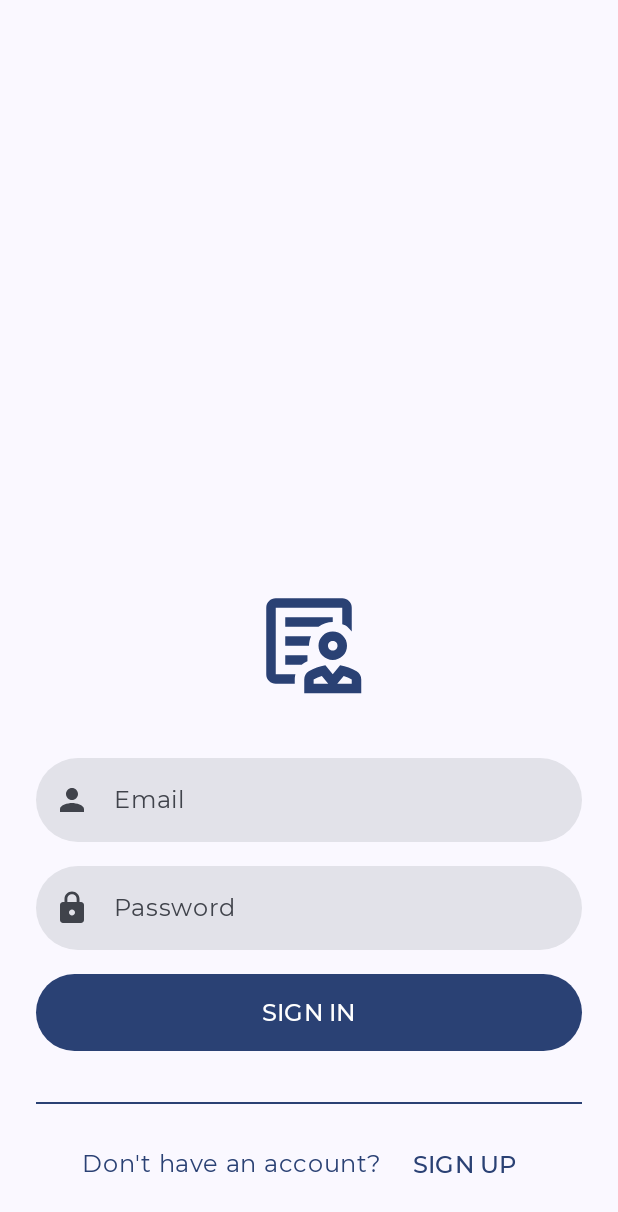
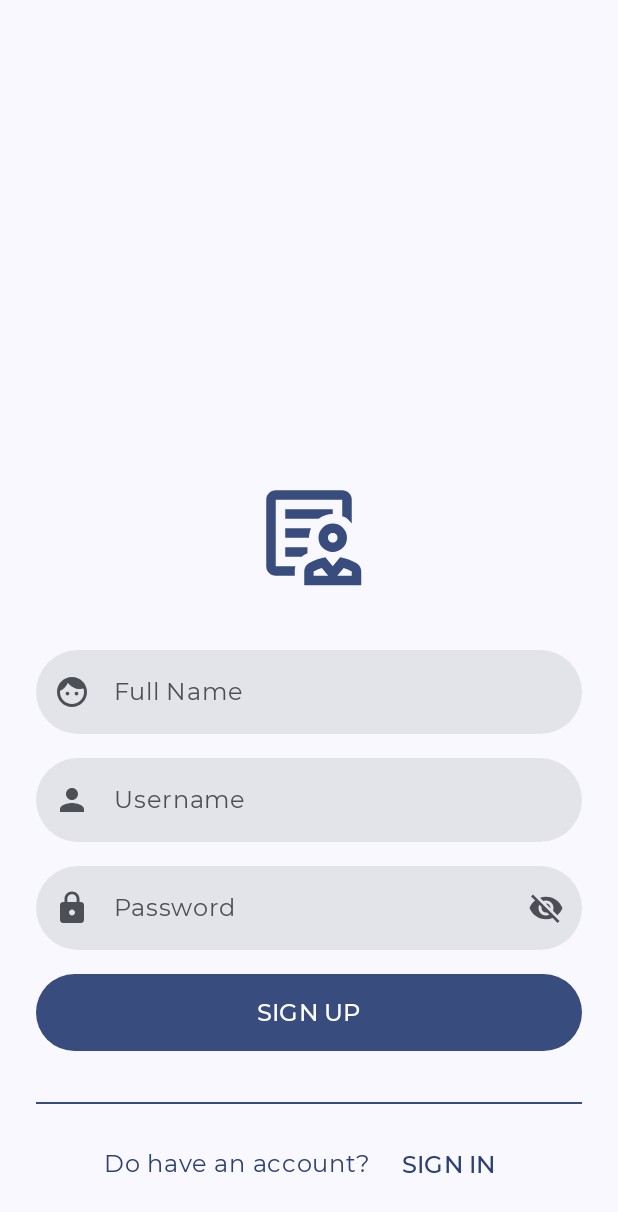
Before and after one commit to MayorBee404/PartnerNotesApps, an Android app built with Jetpack Compose: the screen it shows after launch (MainActivity), after a tap on "SIGN UP", on a phone screen of 412 x 824 dp. Shown: the top 1212 px of the screen. Run offline under Robolectric (Android 15) with nearby library versions, the phone set to English and light mode, and no system bars.

Commit message:
implement textfield component

```diff
--- a/app/src/main/java/com/dbadeveloper/partnernotesapps/navigation/SetupNavGraph.kt
+++ b/app/src/main/java/com/dbadeveloper/partnernotesapps/navigation/SetupNavGraph.kt
@@ -5,6 +5,8 @@ import androidx.navigation.NavHostController
 import androidx.navigation.compose.NavHost
 import androidx.navigation.compose.composable
 import com.dbadeveloper.partnernotesapps.ui.login.LoginScreen
+import com.dbadeveloper.partnernotesapps.ui.register.Register
+import com.dbadeveloper.partnernotesapps.ui.register.RegisterScreen
 import com.dbadeveloper.partnernotesapps.ui.splash.AnimatedSplashScreen
 
 @Composable
@@ -20,5 +22,9 @@ fun SetupNavGraph(navHostController: NavHostController) {
         composable(route = Screen.Login.route) {
             LoginScreen(navHostController = navHostController)
         }
+
+        composable(route = Screen.Register.route) {
+            RegisterScreen(navHostController = navHostController)
+        }
     }
 }
--- a/app/src/main/java/com/dbadeveloper/partnernotesapps/ui/component/InputType.kt
+++ b/app/src/main/java/com/dbadeveloper/partnernotesapps/ui/component/InputType.kt
@@ -2,6 +2,7 @@ package com.dbadeveloper.partnernotesapps.ui.component
 
 import androidx.compose.foundation.text.KeyboardOptions
 import androidx.compose.material.icons.Icons
+import androidx.compose.material.icons.filled.Face
 import androidx.compose.material.icons.filled.Lock
 import androidx.compose.material.icons.filled.Person
 import androidx.compose.ui.graphics.vector.ImageVector
@@ -17,13 +18,13 @@ sealed class InputType (
     val visualTransformation: VisualTransformation
 ){
     object Name: InputType(
-        label = "Name",
-        icon = Icons.Default.Person,
+        label = "Full Name",
+        icon = Icons.Default.Face,
         keyboardOptions = KeyboardOptions(imeAction = ImeAction.Next),
         visualTransformation = VisualTransformation.None
     )
-    object Email: InputType(
-        label = "Email",
+    object Username: InputType(
+        label = "Username",
         icon = Icons.Default.Person,
         keyboardOptions = KeyboardOptions(imeAction = ImeAction.Next),
         visualTransformation = VisualTransformation.None)
@@ -34,7 +35,7 @@ sealed class InputType (
         keyboardOptions = KeyboardOptions(
             imeAction = ImeAction.Done,
             keyboardType = KeyboardType.Password),
-        visualTransformation = PasswordVisualTransformation()
+        visualTransformation = PasswordVisualTransformation(),
     )
 
 }
--- /dev/null
+++ b/app/src/main/java/com/dbadeveloper/partnernotesapps/ui/component/TextInput.kt
@@ -0,0 +1,105 @@
+package com.dbadeveloper.partnernotesapps.ui.component
+
+import androidx.compose.foundation.layout.fillMaxWidth
+import androidx.compose.foundation.shape.RoundedCornerShape
+import androidx.compose.material.icons.Icons
+import androidx.compose.material.icons.filled.Visibility
+import androidx.compose.material.icons.filled.VisibilityOff
+import androidx.compose.material3.ExperimentalMaterial3Api
+import androidx.compose.material3.Icon
+import androidx.compose.material3.IconButton
+import androidx.compose.material3.Text
+import androidx.compose.material3.TextField
+import androidx.compose.material3.TextFieldDefaults
+import androidx.compose.runtime.Composable
+import androidx.compose.runtime.getValue
+import androidx.compose.runtime.mutableStateOf
+import androidx.compose.runtime.remember
+import androidx.compose.runtime.setValue
+import androidx.compose.ui.Modifier
+import androidx.compose.ui.draw.alpha
+import androidx.compose.ui.graphics.Color
+import androidx.compose.ui.text.input.PasswordVisualTransformation
+import androidx.compose.ui.text.input.VisualTransformation
+import androidx.compose.ui.unit.dp
+
+@OptIn(ExperimentalMaterial3Api::class)
+@Composable
+fun TextInput(inputType: InputType, alpha: Float) {
+    var value : String by remember { mutableStateOf("") }
+    TextField(
+        value = value,
+        onValueChange = { value = it},
+        modifier = Modifier
+            .fillMaxWidth()
+            .alpha(alpha = alpha),
+        leadingIcon = {
+            Icon(imageVector = inputType.icon,
+                contentDescription = inputType.label
+            )
+        },
+        label = {
+            Text(text = inputType.label)
+        },
+        colors = TextFieldDefaults.textFieldColors(
+            focusedIndicatorColor = Color.Transparent,
+            unfocusedIndicatorColor = Color.Transparent,
+        ),
+        shape = RoundedCornerShape(50.dp),
+        singleLine = true,
+        keyboardOptions = inputType.keyboardOptions,
+        visualTransformation = inputType.visualTransformation
+    )
+}
+
+@OptIn(ExperimentalMaterial3Api::class)
+@Composable
+fun TextInputPassword(inputType: InputType, alpha: Float) {
+    var value : String by remember { mutableStateOf("") }
+    var showPassword by remember { mutableStateOf(false) }
+    TextField(
+        value = value,
+        onValueChange = { value = it},
+        modifier = Modifier
+            .fillMaxWidth()
+            .alpha(alpha = alpha),
+        leadingIcon = {
+            Icon(imageVector = inputType.icon,
+                contentDescription = inputType.label
+            )
+        },
+        trailingIcon = {
+            if (showPassword) {
+                IconButton(onClick = { showPassword = false }) {
+                    Icon(
+                        imageVector = Icons.Filled.Visibility,
+                        contentDescription = "hide_password"
+                    )
+                }
+            } else {
+                IconButton(
+                    onClick = { showPassword = true }) {
+                    Icon(
+                        imageVector = Icons.Filled.VisibilityOff,
+                        contentDescription = "hide_password"
+                    )
+                }
+            }
+        },
+        visualTransformation = if (showPassword) {
+            VisualTransformation.None
+        } else {
+            PasswordVisualTransformation()
+        },
+        label = {
+            Text(text = inputType.label)
+        },
+        colors = TextFieldDefaults.textFieldColors(
+            focusedIndicatorColor = Color.Transparent,
+            unfocusedIndicatorColor = Color.Transparent,
+        ),
+        shape = RoundedCornerShape(50.dp),
+        singleLine = true,
+        keyboardOptions = inputType.keyboardOptions,
+    )
+}
--- a/app/src/main/java/com/dbadeveloper/partnernotesapps/ui/login/LoginScreen.kt
+++ b/app/src/main/java/com/dbadeveloper/partnernotesapps/ui/login/LoginScreen.kt
@@ -10,17 +10,13 @@ import androidx.compose.foundation.layout.fillMaxSize
 import androidx.compose.foundation.layout.fillMaxWidth
 import androidx.compose.foundation.layout.padding
 import androidx.compose.foundation.layout.size
-import androidx.compose.foundation.shape.RoundedCornerShape
 import androidx.compose.material3.Button
 import androidx.compose.material3.Divider
-import androidx.compose.material3.ExperimentalMaterial3Api
 import androidx.compose.material3.Icon
 import androidx.compose.material3.MaterialTheme
 import androidx.compose.material3.Surface
 import androidx.compose.material3.Text
 import androidx.compose.material3.TextButton
-import androidx.compose.material3.TextField
-import androidx.compose.material3.TextFieldDefaults
 import androidx.compose.runtime.Composable
 import androidx.compose.runtime.LaunchedEffect
 import androidx.compose.runtime.getValue
@@ -30,14 +26,17 @@ import androidx.compose.runtime.setValue
 import androidx.compose.ui.Alignment
 import androidx.compose.ui.Modifier
 import androidx.compose.ui.draw.alpha
-import androidx.compose.ui.graphics.Color
 import androidx.compose.ui.res.painterResource
 import androidx.compose.ui.res.stringResource
 import androidx.compose.ui.tooling.preview.Preview
 import androidx.compose.ui.unit.dp
 import androidx.navigation.NavHostController
+import androidx.navigation.compose.rememberNavController
 import com.dbadeveloper.partnernotesapps.R
+import com.dbadeveloper.partnernotesapps.navigation.Screen
 import com.dbadeveloper.partnernotesapps.ui.component.InputType
+import com.dbadeveloper.partnernotesapps.ui.component.TextInput
+import com.dbadeveloper.partnernotesapps.ui.component.TextInputPassword
 import com.dbadeveloper.partnernotesapps.ui.theme.PartnerNotesAppsTheme
 import kotlinx.coroutines.delay
 
@@ -55,11 +54,11 @@ fun LoginScreen(navHostController: NavHostController) {
         delay(3000)
     }
 
-    Login(alphaAnimation.value)
+    Login(alphaAnimation.value, navHostController)
+
 }
-
 @Composable
-fun Login(alpha: Float) {
+fun Login (alpha: Float, navHostController: NavHostController) {
     Column(
         modifier = Modifier
             .padding(24.dp)
@@ -76,8 +75,8 @@ fun Login(alpha: Float) {
             contentDescription = stringResource(id = R.string.logo_content_description),
             tint = MaterialTheme.colorScheme.primary,
         )
-        TextInput(InputType.Email, alpha)
-        TextInput(InputType.Password, alpha)
+        TextInput(InputType.Username, alpha)
+        TextInputPassword(InputType.Password, alpha)
         Button(
             onClick = { /*TODO*/ },
             modifier = Modifier
@@ -95,7 +94,8 @@ fun Login(alpha: Float) {
             thickness = 1.dp,
             modifier = Modifier
                 .padding(
-                top = 18.dp,)
+                    top = 18.dp,
+                )
                 .alpha(alpha = alpha)
         )
         Row(verticalAlignment = Alignment.CenterVertically) {
@@ -104,7 +104,7 @@ fun Login(alpha: Float) {
                 modifier = Modifier.padding(end = 8.dp),
                 color = MaterialTheme.colorScheme.primary,
             )
-            TextButton(onClick = { /*TODO*/ }) {
+            TextButton(onClick = { navHostController.navigate(Screen.Register.route) }) {
                 Text(
                     text = "SIGN UP",
                     style = MaterialTheme.typography.titleMedium
@@ -115,29 +115,7 @@ fun Login(alpha: Float) {
     }
 }
 
-@OptIn(ExperimentalMaterial3Api::class)
-@Composable
-fun TextInput(inputType: InputType, alpha: Float) {
-    var value : String by remember { mutableStateOf("") }
-    TextField(
-        value = value,
-        onValueChange = { value = it},
-        modifier = Modifier
-            .fillMaxWidth()
-            .alpha(alpha = alpha),
-        leadingIcon = {
-            Icon(imageVector = inputType.icon,
-                contentDescription = inputType.label
-            )},
-        label = {
-            Text(text = inputType.label)},
-        colors = TextFieldDefaults.textFieldColors(
-        focusedIndicatorColor = Color.Transparent,
-        unfocusedIndicatorColor = Color.Transparent,
-    ),
-        shape = RoundedCornerShape(50.dp),
-    )
-}
+
 
 @Preview(name = "Light", uiMode = Configuration.UI_MODE_NIGHT_NO)
 @Preview(name = "Dark", uiMode = Configuration.UI_MODE_NIGHT_YES)
@@ -145,7 +123,10 @@ fun TextInput(inputType: InputType, alpha: Float) {
 fun LoginScreenPreview() {
     PartnerNotesAppsTheme {
         Surface{
-            Login(alpha = 1f)
+            Login(
+                alpha = 1f,
+                navHostController = rememberNavController()
+            )
         }
     }
 }
--- a/app/src/main/java/com/dbadeveloper/partnernotesapps/ui/register/RegisterScreen.kt
+++ b/app/src/main/java/com/dbadeveloper/partnernotesapps/ui/register/RegisterScreen.kt
@@ -1,5 +1,8 @@
 package com.dbadeveloper.partnernotesapps.ui.register
 
+import android.content.res.Configuration
+import androidx.compose.animation.core.animateFloatAsState
+import androidx.compose.animation.core.tween
 import androidx.compose.foundation.layout.Arrangement
 import androidx.compose.foundation.layout.Column
 import androidx.compose.foundation.layout.Row
@@ -11,47 +14,71 @@ import androidx.compose.material3.Button
 import androidx.compose.material3.Divider
 import androidx.compose.material3.Icon
 import androidx.compose.material3.MaterialTheme
+import androidx.compose.material3.Surface
 import androidx.compose.material3.Text
 import androidx.compose.material3.TextButton
 import androidx.compose.runtime.Composable
+import androidx.compose.runtime.LaunchedEffect
+import androidx.compose.runtime.getValue
+import androidx.compose.runtime.mutableStateOf
+import androidx.compose.runtime.remember
+import androidx.compose.runtime.setValue
 import androidx.compose.ui.Alignment
 import androidx.compose.ui.Modifier
 import androidx.compose.ui.draw.alpha
 import androidx.compose.ui.res.painterResource
 import androidx.compose.ui.res.stringResource
+import androidx.compose.ui.tooling.preview.Preview
 import androidx.compose.ui.unit.dp
 import androidx.navigation.NavHostController
+import androidx.navigation.compose.rememberNavController
 import com.dbadeveloper.partnernotesapps.R
+import com.dbadeveloper.partnernotesapps.navigation.Screen
 import com.dbadeveloper.partnernotesapps.ui.component.InputType
-import com.dbadeveloper.partnernotesapps.ui.login.TextInput
+import com.dbadeveloper.partnernotesapps.ui.component.TextInput
+import com.dbadeveloper.partnernotesapps.ui.component.TextInputPassword
+import com.dbadeveloper.partnernotesapps.ui.theme.PartnerNotesAppsTheme
+import kotlinx.coroutines.delay
 
 @Composable
 fun RegisterScreen(navHostController: NavHostController) {
+    var startAnimation by remember { mutableStateOf(false) }
+    val alphaAnimation = animateFloatAsState(
+        targetValue = if (startAnimation) 1f else 0f,
+        animationSpec = tween(
+            durationMillis = 3000
+        )
+    )
+    LaunchedEffect(key1 = true ) {
+        startAnimation = true
+        delay(3000)
+    }
+
+    Register(alphaAnimation.value, navHostController)
 }
 
 
 @Composable
-fun Register (alpha: Float){
+fun Register (alpha: Float, navHostController: NavHostController){
     Column(
         modifier = Modifier
             .padding(24.dp)
             .fillMaxSize(),
         verticalArrangement = Arrangement.spacedBy(16.dp, alignment =  Alignment.Bottom),
         horizontalAlignment = Alignment.CenterHorizontally,
-    ){
+    ) {
         Icon(
             modifier = Modifier
                 .size(100.dp)
-                .padding(24.dp)
+                .padding(bottom = 24.dp)
                 .alpha(alpha = alpha),
             painter = painterResource(id = R.drawable.logo),
             contentDescription = stringResource(id = R.string.logo_content_description),
             tint = MaterialTheme.colorScheme.primary,
         )
-    }
         TextInput(InputType.Name, alpha)
-    TextInput(InputType.Email, alpha)
-    TextInput(InputType.Password, alpha)
+        TextInput(InputType.Username, alpha)
+        TextInputPassword(InputType.Password, alpha)
         Button(
             onClick = { /*TODO*/ },
             modifier = Modifier
@@ -62,7 +89,8 @@ fun Register (alpha: Float){
             Text(
                 text = "SIGN UP",
                 style = MaterialTheme.typography.titleMedium,
-            modifier = Modifier.padding(8.dp))
+                modifier = Modifier.padding(8.dp)
+            )
         }
         Divider(
             color = MaterialTheme.colorScheme.primary,
@@ -75,11 +103,11 @@ fun Register (alpha: Float){
         )
         Row(verticalAlignment = Alignment.CenterVertically) {
             Text(
-            text = "Do you have an account?",
+                text = "Do have an account?",
                 modifier = Modifier.padding(end = 8.dp),
                 color = MaterialTheme.colorScheme.primary,
             )
-        TextButton(onClick = { /*TODO*/ }) {
+            TextButton(onClick = { navHostController.navigate(Screen.Login.route) }) {
                 Text(
                     text = "SIGN IN",
                     style = MaterialTheme.typography.titleMedium
@@ -88,3 +116,14 @@ fun Register (alpha: Float){
             }
         }
     }
+}
+@Preview(name = "Light", uiMode = Configuration.UI_MODE_NIGHT_NO)
+@Preview(name = "Dark", uiMode = Configuration.UI_MODE_NIGHT_YES)
+@Composable
+fun RegisterScreenPreview() {
+    PartnerNotesAppsTheme {
+        Surface{
+            Register(alpha = 1f, navHostController = rememberNavController())
+        }
+    }
+}
--- a/build.gradle
+++ b/build.gradle
@@ -2,5 +2,5 @@
 plugins {
     id 'com.android.application' version '8.0.2' apply false
     id 'com.android.library' version '8.0.2' apply false
-    id 'org.jetbrains.kotlin.android' version '1.7.20' apply false
+    id 'org.jetbrains.kotlin.android' version '1.9.0' apply false
 }
--- a/core/build.gradle
+++ b/core/build.gradle
@@ -37,6 +37,7 @@ dependencies {
     implementation 'androidx.core:core-ktx:1.10.1'
     implementation 'androidx.appcompat:appcompat:1.6.1'
     implementation 'com.google.android.material:material:1.9.0'
+    implementation 'androidx.core:core-ktx:+'
     testImplementation 'junit:junit:4.13.2'
     androidTestImplementation 'androidx.test.ext:junit:1.1.5'
     androidTestImplementation 'androidx.test.espresso:espresso-core:3.5.1'
--- a/shared_dependencies.gradle
+++ b/shared_dependencies.gradle
@@ -5,4 +5,6 @@ dependencies {
     implementation "androidx.navigation:navigation-compose:$nav_version"
     //MacBook M1 Compiler Error:
     implementation 'org.xerial:sqlite-jdbc:3.36.0.1'
+    //Icon M3
+    implementation 'androidx.compose.material:material-icons-extended:1.4.3'
 }
```
Also changed, not shown: app/build.gradle (+4 -3 lines). Lines whose indentation alone changed are shown as unchanged.
